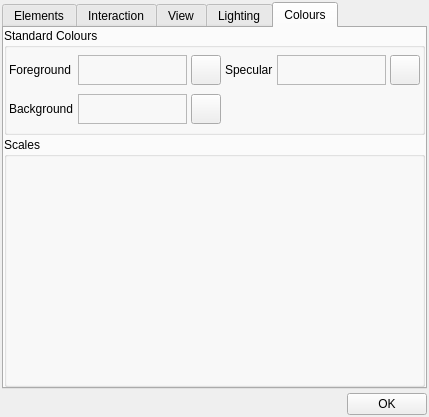
The window that trunk/src/gui/prefs.ui (trisyoungs/aten) describes before a commit, drawn with Qt 5.
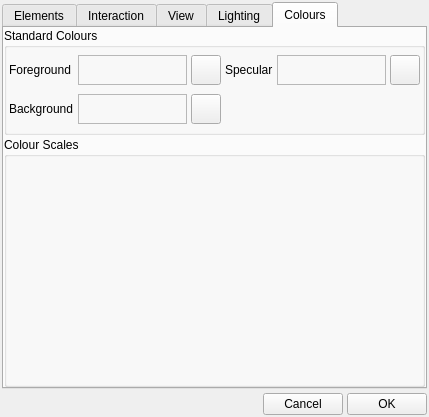
The same window after the commit. Icons and pictures are not drawn. Custom widgets are drawn as their Qt base class.

Commit message: Added methods to change both positive and negative colours and assign colour scale on Grid stackpage. Added Vector Shift group to position page. Added checkboxes to control folding and trimming in cell replication. Increased decimals in some spin boxes. Added Probe to atom context menu. Rearranged measurement tools in analysis page. Added Cancel to prefs window, restoring previous state. Added Model Rename function to accompany Model menu item, and made model tabs double-clickable to achieve the same.

```diff
--- a/trunk/src/gui/prefs.ui
+++ b/trunk/src/gui/prefs.ui
@@ -2018,7 +2018,7 @@
           </size>
          </property>
          <property name="title" >
-          <string>Scales</string>
+          <string>Colour Scales</string>
          </property>
         </widget>
        </item>
@@ -2047,6 +2047,13 @@
        </property>
       </spacer>
      </item>
+     <item>
+      <widget class="QPushButton" name="PrefsCancelButton" >
+       <property name="text" >
+        <string>Cancel</string>
+       </property>
+      </widget>
+     </item>
      <item>
       <widget class="QPushButton" name="PrefsOkButton" >
        <property name="text" >
```
The commit also changes 13 other files.
